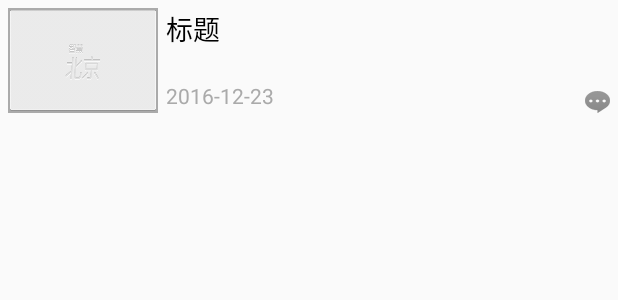
After one commit to lsyz0021/MyNews, an Android app: the layout item_news_content.xml on its own in the app's theme, with its tools: preview values and no code run, on a phone screen of 412 x 824 dp. The commit adds this screen. Shown: the top 300 px of the screen. Run offline under Robolectric (Android 15) with nearby library versions, the phone set to English and light mode, and no system bars.

Commit message:
添加RecyclerView

```diff
--- /dev/null
+++ b/app/src/main/res/layout/item_news_content.xml
@@ -0,0 +1,49 @@
+<?xml version="1.0" encoding="utf-8"?>
+<LinearLayout xmlns:android="http://schemas.android.com/apk/res/android"
+    android:layout_width="match_parent"
+    android:layout_height="wrap_content"
+    android:orientation="horizontal"
+    android:padding="5dp">
+
+    <ImageView
+        android:id="@+id/iv_icon"
+        android:layout_width="100dp"
+        android:layout_height="70dp"
+        android:background="@android:color/darker_gray"
+        android:padding="1dp"
+        android:scaleType="fitXY"
+        android:src="@drawable/pic_item_list_default" />
+
+    <LinearLayout
+        android:layout_width="0dp"
+        android:layout_height="wrap_content"
+        android:layout_marginLeft="5dp"
+        android:layout_weight="1"
+        android:orientation="vertical">
+
+        <TextView
+            android:id="@+id/tv_title"
+            android:layout_width="match_parent"
+            android:layout_height="wrap_content"
+            android:maxLines="2"
+            android:minLines="2"
+            android:text="标题"
+            android:textColor="#000"
+            android:textSize="18sp" />
+
+        <TextView
+            android:id="@+id/tv_time"
+            android:layout_width="match_parent"
+            android:layout_height="wrap_content"
+            android:text="2016-12-23"
+            android:textColor="@android:color/darker_gray"
+            android:textSize="14sp" />
+    </LinearLayout>
+
+    <ImageView
+        android:layout_width="wrap_content"
+        android:layout_height="wrap_content"
+        android:layout_gravity="bottom"
+        android:src="@drawable/icon_news_comment_num" />
+
+</LinearLayout>
--- a/app/src/main/res/layout/newscentercontent_tab_pager.xml
+++ b/app/src/main/res/layout/newscentercontent_tab_pager.xml
@@ -40,6 +40,7 @@
     </RelativeLayout>
 
     <android.support.v7.widget.RecyclerView
+        android:id="@+id/rl_newsCentertabContentPager"
         android:layout_width="match_parent"
         android:layout_height="match_parent" />
 
```
Also changed, not shown: app/src/main/java/com/bandeng/mynews/adapter/NewsRecyclerViewAdapter.java (added, +66 -0 lines), app/src/main/java/com/bandeng/mynews/base/NewsCenterTabContentPager.java (+44 -3 lines), app/src/main/res/drawable-hdpi/icon_news_comment_num.png (added), app/src/main/res/drawable-hdpi/pic_item_list_default.png (added).
